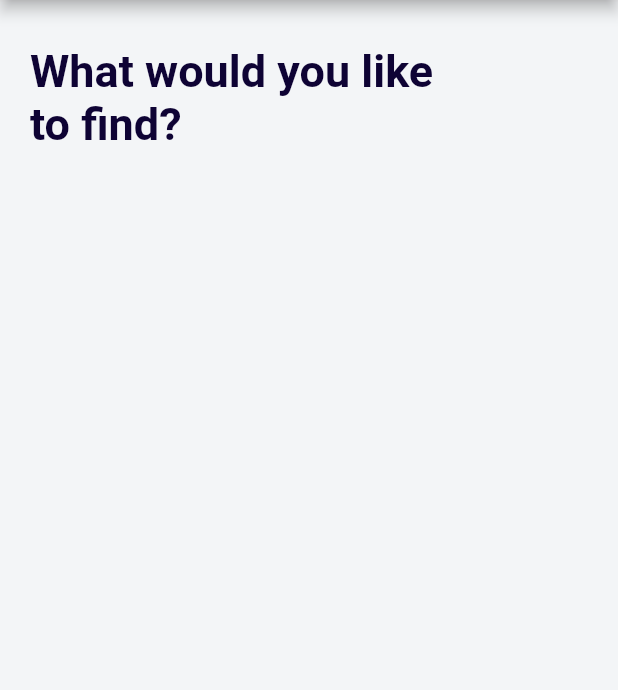
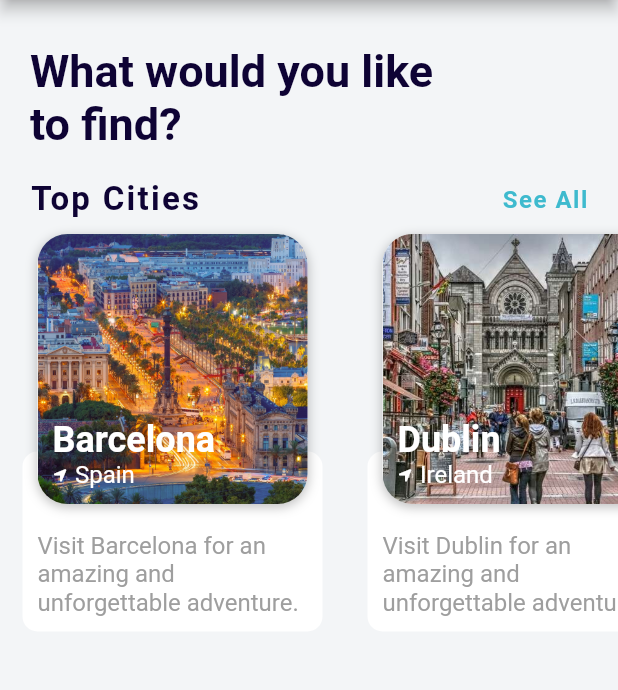
Before and after one commit to RahatIbnRafiq/walk_with_me, a Flutter app: the screen it shows once a user with an empty profile is signed in, on a phone screen of 412 x 824 dp, the part 84-774 px from its top. Run offline on Flutter 3.47's test engine with Material 2 defaults, Android fonts, the phone set to English and light mode, and no system bars; our stand-ins replace carousel_slider, firebase_auth, firebase_core, font_awesome_flutter, get; accounts and stored records are empty; Roboto replaces fonts that are missing (Georgia).

Commit message:
dummy city model class. Added a carousel for showing cities in the home screen

```diff
--- /dev/null
+++ b/walk_with_me/lib/models/city.dart
@@ -0,0 +1,48 @@
+// ignore_for_file: file_names
+
+class City {
+  String imageUrl;
+  String city;
+  String country;
+  String description;
+
+  City({
+    required this.imageUrl,
+    required this.city,
+    required this.country,
+    required this.description,
+  });
+}
+
+List<City> cities = [
+  City(
+    imageUrl: 'assets/images/barcelona.jpeg',
+    city: 'Barcelona',
+    country: 'Spain',
+    description: 'Visit Barcelona for an amazing and unforgettable adventure.',
+  ),
+  City(
+    imageUrl: 'assets/images/dublin.jpeg',
+    city: 'Dublin',
+    country: 'Ireland',
+    description: 'Visit Dublin for an amazing and unforgettable adventure.',
+  ),
+  City(
+    imageUrl: 'assets/images/rome.jpeg',
+    city: 'Rome',
+    country: 'Italy',
+    description: 'Visit Rome for an amazing and unforgettable adventure.',
+  ),
+  City(
+    imageUrl: 'assets/images/munich.jpeg',
+    city: 'Munich',
+    country: 'Germany',
+    description: 'Visit Munich for an amazing and unforgettable adventure.',
+  ),
+  City(
+    imageUrl: 'assets/images/london.jpeg',
+    city: 'London',
+    country: 'United Kingdom',
+    description: 'Visit London for an amazing and unforgettable adventure.',
+  ),
+];
--- a/walk_with_me/lib/screens/home_screen.dart
+++ b/walk_with_me/lib/screens/home_screen.dart
@@ -1,6 +1,7 @@
 import 'package:flutter/material.dart';
 import 'package:get/get.dart';
 import 'package:walk_with_me/widgets/app_drawer.dart';
+import 'package:walk_with_me/widgets/city_carousel.dart';
 
 class HomeScreen extends StatelessWidget {
   const HomeScreen({Key? key}) : super(key: key);
@@ -29,6 +30,7 @@ class HomeScreen extends StatelessWidget {
             const SizedBox(
               height: 20.0,
             ),
+            const CityCarousel(),
             const SizedBox(
               height: 20.0,
             ),
--- /dev/null
+++ b/walk_with_me/lib/widgets/city_carousel.dart
@@ -0,0 +1,173 @@
+import 'package:flutter/material.dart';
+import 'package:font_awesome_flutter/font_awesome_flutter.dart';
+import 'package:walk_with_me/models/city.dart';
+
+class CityCarousel extends StatelessWidget {
+  const CityCarousel({Key? key}) : super(key: key);
+
+  @override
+  Widget build(BuildContext context) {
+    return Column(
+      children: [
+        Padding(
+          padding: const EdgeInsets.symmetric(
+            horizontal: 20.0,
+          ),
+          child: Row(
+            mainAxisAlignment: MainAxisAlignment.spaceBetween,
+            children: [
+              const Text(
+                'Top Cities',
+                style: TextStyle(
+                  fontWeight: FontWeight.bold,
+                  fontSize: 22.0,
+                  letterSpacing: 1.5,
+                ),
+              ),
+              GestureDetector(
+                onTap: () {},
+                child: Text(
+                  'See All',
+                  style: TextStyle(
+                    fontSize: 16.0,
+                    color: Theme.of(context).primaryColor,
+                    fontWeight: FontWeight.w600,
+                    letterSpacing: 1.0,
+                  ),
+                ),
+              ),
+            ],
+          ),
+        ),
+        // ignore: sized_box_for_whitespace
+        Container(
+          height: 300.0,
+          child: ListView.builder(
+            scrollDirection: Axis.horizontal,
+            itemCount: cities.length,
+            itemBuilder: (context, index) {
+              City city = cities[index];
+              return GestureDetector(
+                onTap: () {
+                  // Navigator.push(
+                  //   context,
+                  //   MaterialPageRoute(
+                  //     builder: (_) => Citiescreen(City: City),
+                  //   ),
+                  // );
+                },
+                child: Container(
+                  margin: const EdgeInsets.all(10.0),
+                  width: 210.0,
+                  child: Stack(
+                    alignment: Alignment.topCenter,
+                    children: [
+                      Positioned(
+                        bottom: 15.0,
+                        child: Container(
+                          height: 120.0,
+                          width: 200.0,
+                          decoration: BoxDecoration(
+                            color: Colors.white,
+                            borderRadius: BorderRadius.circular(10.0),
+                          ),
+                          child: Padding(
+                            padding: const EdgeInsets.all(10.0),
+                            child: Column(
+                              mainAxisAlignment: MainAxisAlignment.end,
+                              crossAxisAlignment: CrossAxisAlignment.start,
+                              children: [
+                                // Text(
+                                //   "${city.activities.length} activities",
+                                //   style: const TextStyle(
+                                //     fontSize: 22.0,
+                                //     fontWeight: FontWeight.w600,
+                                //     letterSpacing: 1.2,
+                                //   ),
+                                // ),
+                                Text(
+                                  city.description,
+                                  style: const TextStyle(
+                                    color: Colors.grey,
+                                  ),
+                                ),
+                              ],
+                            ),
+                          ),
+                        ),
+                      ),
+                      Container(
+                        decoration: BoxDecoration(
+                          color: Colors.white,
+                          borderRadius: BorderRadius.circular(20.0),
+                          boxShadow: const [
+                            BoxShadow(
+                              color: Colors.black26,
+                              offset: Offset(0.0, 2.0),
+                              blurRadius: 6.0,
+                            ),
+                          ],
+                        ),
+                        child: Stack(
+                          children: [
+                            Hero(
+                              tag: city.imageUrl,
+                              child: ClipRRect(
+                                borderRadius: BorderRadius.circular(20.0),
+                                child: Image(
+                                  height: 180.0,
+                                  width: 180.0,
+                                  image: AssetImage(city.imageUrl),
+                                  fit: BoxFit.cover,
+                                ),
+                              ),
+                            ),
+                            Positioned(
+                              bottom: 10.0,
+                              left: 10.0,
+                              child: Column(
+                                crossAxisAlignment: CrossAxisAlignment.start,
+                                children: [
+                                  Text(
+                                    city.city,
+                                    style: const TextStyle(
+                                      fontSize: 24.0,
+                                      fontWeight: FontWeight.w600,
+                                      color: Colors.white,
+                                    ),
+                                  ),
+                                  Row(
+                                    children: [
+                                      const Icon(
+                                        FontAwesomeIcons.locationArrow,
+                                        color: Colors.white,
+                                        size: 10.0,
+                                      ),
+                                      const SizedBox(
+                                        width: 5.0,
+                                      ),
+                                      Text(
+                                        city.country,
+                                        style: const TextStyle(
+                                          color: Colors.white,
+                                        ),
+                                      ),
+                                    ],
+                                  ),
+                                ],
+                              ),
+                            )
+                          ],
+                        ),
+                      ),
+                    ],
+                  ),
+                ),
+              );
+            },
+          ),
+        ),
+      ],
+    );
+  }
+}
--- a/walk_with_me/pubspec.yaml
+++ b/walk_with_me/pubspec.yaml
@@ -34,6 +34,7 @@ dependencies:
   firebase_core: ^1.17.1
   flutter:
     sdk: flutter
+  font_awesome_flutter: ^10.1.0
   get: ^4.6.5
   google_sign_in: ^5.3.2
   mockito: ^5.2.0
```
